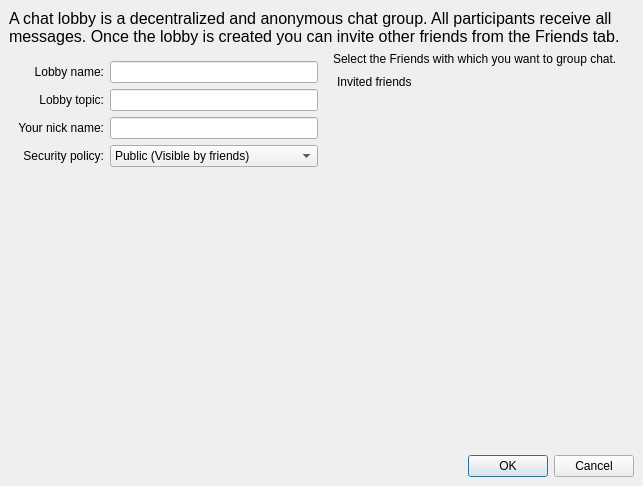
This is retroshare-gui/src/gui/chat/CreateLobbyDialog.ui in RetroShare/RetroShare as Qt 5 draws it before an edit. The edited form follows.
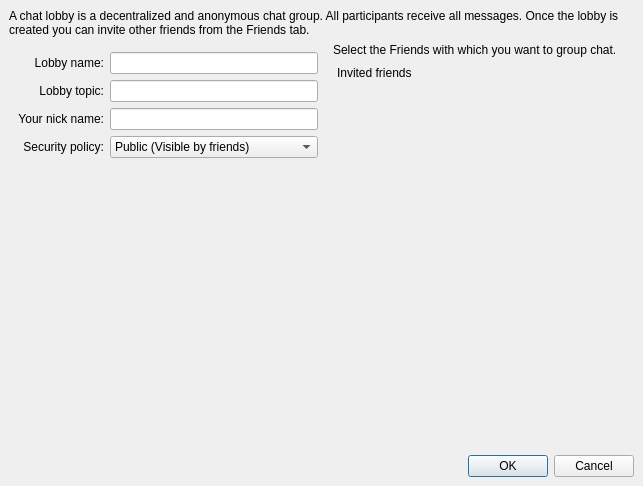
This is the edited form. Icons and pictures are not drawn. Custom widgets are drawn as their Qt base class.

Commit message: Moved font size definitions from ui files to default qss.

```diff
--- a/retroshare-gui/src/gui/chat/CreateLobbyDialog.ui
+++ b/retroshare-gui/src/gui/chat/CreateLobbyDialog.ui
@@ -31,13 +31,7 @@
     <widget class="QFrame" name="frame">
      <layout class="QVBoxLayout" name="verticalLayout_3">
       <item>
-       <widget class="QLabel" name="lobbyinfo_label">
-        <property name="font">
-         <font>
-          <family>Tahoma</family>
-          <pointsize>12</pointsize>
-         </font>
-        </property>
+       <widget class="StyledLabel" name="lobbyInfoLabel">
         <property name="text">
          <string>A chat lobby is a decentralized and anonymous chat group. All participants receive all messages. Once the lobby is created you can invite other friends from the Friends tab.</string>
         </property>
@@ -254,6 +248,11 @@
   </layout>
  </widget>
  <customwidgets>
+  <customwidget>
+   <class>StyledLabel</class>
+   <extends>QLabel</extends>
+   <header>gui/common/StyledLabel.h</header>
+  </customwidget>
   <customwidget>
    <class>HeaderFrame</class>
    <extends>QFrame</extends>
```
The commit also changes 10 other files.
